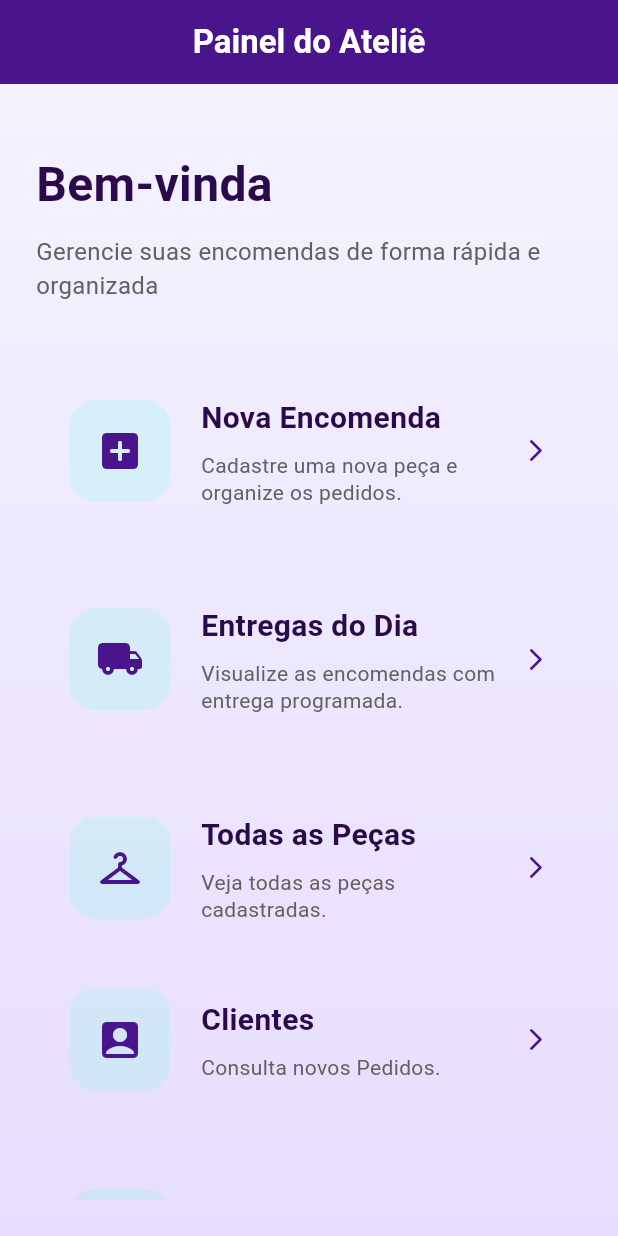
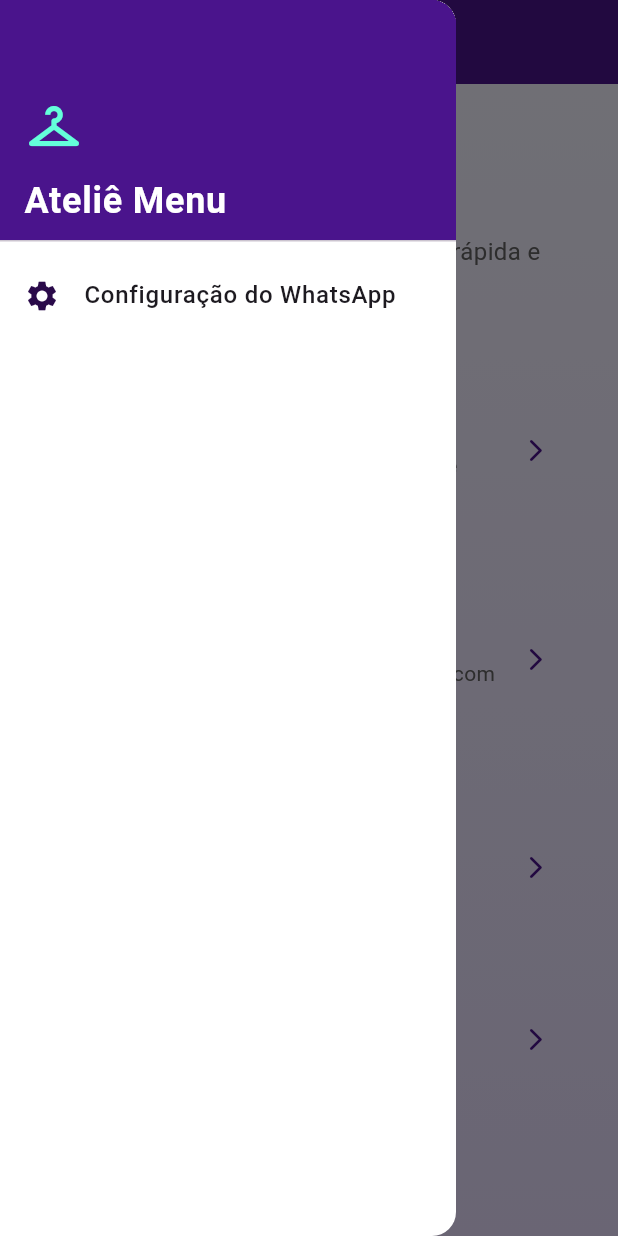
Before and after one commit to augustogabrielclaro/atelie-costura, a Flutter app: the screen it shows after launch, with the side drawer open (before the commit the screen has no drawer), on a phone screen of 412 x 824 dp. Run offline on Flutter 3.47's test engine with Material 3 defaults, Android fonts, the light colour scheme and no system bars; our stand-ins replace dio, flutter_multi_formatter, go_router, mask_text_input_formatter, table_calendar.

Commit message:
feat: update WhatsApp configuration to use telefone_id and token, add configuration screen and provider

```diff
--- a/ui/front_end/lib/main.dart
+++ b/ui/front_end/lib/main.dart
@@ -1,4 +1,6 @@
 import 'package:flutter/material.dart';
+import 'package:front_end/providers/whatsapp_provider.dart';
+import 'package:front_end/services/configuracao_whatsapp_service.dart';
 import 'package:front_end/ui/screens/clientes_screen.dart';
 import 'package:provider/provider.dart';
 import 'package:go_router/go_router.dart';
@@ -12,6 +14,7 @@ import 'ui/screens/cadastro_pedido_screen.dart';
 import 'ui/screens/entregas_diarias_screen.dart';
 import 'ui/screens/pecas_list_screen.dart';
 import 'ui/screens/calendario_pedido_screen.dart';
+import 'ui/screens/configuracao_whatsapp_screen.dart';
 
 void main() async {
   WidgetsFlutterBinding.ensureInitialized();
@@ -51,6 +54,11 @@ final GoRouter _router = GoRouter(
       path: '/meu-calendario',
       builder: (context, state) => const CalendarioEventosPage(),
     ),
+
+    GoRoute(
+      path: '/configuracao-whatsapp',
+      builder: (context, state) => const ConfiguracaoWhatsappScreen(),
+    ),
   ],
 );
 
@@ -62,7 +70,10 @@ class AtelieApp extends StatelessWidget {
     const roxo = Color(0xFF4A148C);
 
     return MultiProvider(
-      providers: [ChangeNotifierProvider(create: (_) => PedidoProvider())],
+      providers: [
+        ChangeNotifierProvider(create: (_) => PedidoProvider()),
+        ChangeNotifierProvider(create: (_) => WhatsappProvider(ConfiguracaoWhatsappService()))
+      ],
 
       child: MaterialApp.router(
         debugShowCheckedModeBanner: false,
--- /dev/null
+++ b/ui/front_end/lib/models/configuracao_whatsapp.dart
@@ -0,0 +1,19 @@
+class ConfiguracaoWhatsapp {
+  final String telefoneId;
+  final String? wabaId;
+  final bool possuiToken;
+
+  ConfiguracaoWhatsapp({
+    required this.telefoneId,
+    this.wabaId,
+    required this.possuiToken,
+  });
+
+  factory ConfiguracaoWhatsapp.fromJson(Map<String, dynamic> json) {
+    return ConfiguracaoWhatsapp(
+      telefoneId: json['telefone_id'] ?? '',
+      wabaId: json['waba_id'],
+      possuiToken: json['possui_token'] ?? false,
+    );
+  }
+}
--- a/ui/front_end/lib/ui/screens/home_screen.dart
+++ b/ui/front_end/lib/ui/screens/home_screen.dart
@@ -20,6 +20,41 @@ class HomeScreen extends StatelessWidget {
         title: const Text(
           'Painel do Ateliê',
           style: TextStyle(color: Colors.white, fontWeight: FontWeight.bold),
+        ),
+      ),
+
+      drawer: Drawer(
+        backgroundColor: Colors.white,
+        child: ListView(
+          padding: EdgeInsets.zero,
+          children: [
+            DrawerHeader(
+              decoration: const BoxDecoration(color: roxo),
+              child: Column(
+                crossAxisAlignment: CrossAxisAlignment.start,
+                mainAxisAlignment: MainAxisAlignment.end,
+                children: const [
+                  Icon(Icons.checkroom, color: verdeAgua, size: 40),
+                  SizedBox(height: 12),
+                  Text(
+                    'Ateliê Menu',
+                    style: TextStyle(color: Colors.white, fontSize: 24, fontWeight: FontWeight.bold),
+                  ),
+                ],
+              ),
+            ),
+            ListTile(
+              leading: const Icon(Icons.settings, color: roxoEscuro),
+              title: const Text(
+                'Configuração do WhatsApp',
+                style: TextStyle(fontSize: 16, fontWeight: FontWeight.w500),
+              ),
+              onTap: () {
+                Navigator.pop(context);
+                context.push('/configuracao-whatsapp');
+              },
+            ),
+          ],
         ),
       ),
 
```
Also changed, not shown: ui/front_end/lib/providers/whatsapp_provider.dart (added, +64 -0 lines), ui/front_end/lib/services/configuracao_whatsapp_service.dart (added, +58 -0 lines), ui/front_end/lib/ui/screens/configuracao_whatsapp_screen.dart (added, +236 -0 lines), 6 other files.
